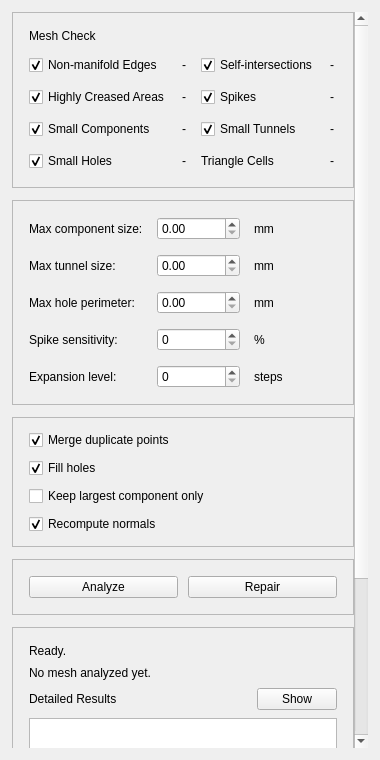
Above: meshsemantics/ui/mesh_doctor_panel.ui from dangis-lll/MeshSemantics before the change. Below: the same form after it.
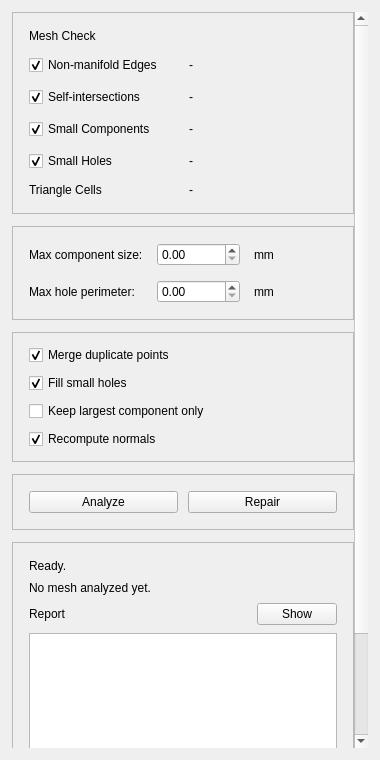
That is the form after the change.

```diff
--- a/meshsemantics/ui/mesh_doctor_panel.ui
+++ b/meshsemantics/ui/mesh_doctor_panel.ui
@@ -34,19 +34,13 @@
      <property name="widgetResizable">
       <bool>true</bool>
      </property>
-     <property name="horizontalScrollBarPolicy">
-      <enum>Qt::ScrollBarPolicy::ScrollBarAsNeeded</enum>
-     </property>
-     <property name="verticalScrollBarPolicy">
-      <enum>Qt::ScrollBarPolicy::ScrollBarAsNeeded</enum>
-     </property>
      <widget class="QWidget" name="content_widget">
       <property name="geometry">
        <rect>
         <x>0</x>
         <y>0</y>
         <width>356</width>
-        <height>900</height>
+        <height>760</height>
        </rect>
       </property>
       <layout class="QVBoxLayout" name="content_layout">
@@ -70,9 +64,6 @@
          <property name="frameShape">
           <enum>QFrame::Shape::StyledPanel</enum>
          </property>
-         <property name="frameShadow">
-          <enum>QFrame::Shadow::Raised</enum>
-         </property>
          <layout class="QGridLayout" name="checks_layout">
           <property name="leftMargin">
            <number>16</number>
@@ -92,7 +83,7 @@
           <property name="verticalSpacing">
            <number>12</number>
           </property>
-          <item row="0" column="0" colspan="4">
+          <item row="0" column="0" colspan="2">
            <widget class="QLabel" name="caption_label">
             <property name="text">
              <string>Mesh Check</string>
@@ -116,7 +107,7 @@
             </property>
            </widget>
           </item>
-          <item row="1" column="2">
+          <item row="2" column="0">
            <widget class="QCheckBox" name="self_intersection_checkbox">
             <property name="text">
              <string>Self-intersections</string>
@@ -126,47 +117,13 @@
             </property>
            </widget>
           </item>
-          <item row="1" column="3">
+          <item row="2" column="1">
            <widget class="QLabel" name="self_intersection_count_label">
             <property name="text">
              <string>-</string>
             </property>
            </widget>
           </item>
-          <item row="2" column="0">
-           <widget class="QCheckBox" name="highly_creased_checkbox">
-            <property name="text">
-             <string>Highly Creased Areas</string>
-            </property>
-            <property name="checked">
-             <bool>true</bool>
-            </property>
-           </widget>
-          </item>
-          <item row="2" column="1">
-           <widget class="QLabel" name="highly_creased_count_label">
-            <property name="text">
-             <string>-</string>
-            </property>
-           </widget>
-          </item>
-          <item row="2" column="2">
-           <widget class="QCheckBox" name="spike_checkbox">
-            <property name="text">
-             <string>Spikes</string>
-            </property>
-            <property name="checked">
-             <bool>true</bool>
-            </property>
-           </widget>
-          </item>
-          <item row="2" column="3">
-           <widget class="QLabel" name="spike_count_label">
-            <property name="text">
-             <string>-</string>
-            </property>
-           </widget>
-          </item>
           <item row="3" column="0">
            <widget class="QCheckBox" name="small_component_checkbox">
             <property name="text">
@@ -184,23 +141,6 @@
             </property>
            </widget>
           </item>
-          <item row="3" column="2">
-           <widget class="QCheckBox" name="small_tunnel_checkbox">
-            <property name="text">
-             <string>Small Tunnels</string>
-            </property>
-            <property name="checked">
-             <bool>true</bool>
-            </property>
-           </widget>
-          </item>
-          <item row="3" column="3">
-           <widget class="QLabel" name="small_tunnel_count_label">
-            <property name="text">
-             <string>-</string>
-            </property>
-           </widget>
-          </item>
           <item row="4" column="0">
            <widget class="QCheckBox" name="small_hole_checkbox">
             <property name="text">
@@ -218,14 +158,14 @@
             </property>
            </widget>
           </item>
-          <item row="4" column="2">
+          <item row="5" column="0">
            <widget class="QLabel" name="triangle_only_label">
             <property name="text">
              <string>Triangle Cells</string>
             </property>
            </widget>
           </item>
-          <item row="4" column="3">
+          <item row="5" column="1">
            <widget class="QLabel" name="triangle_count_label">
             <property name="text">
              <string>-</string>
@@ -240,9 +180,6 @@
          <property name="frameShape">
           <enum>QFrame::Shape::StyledPanel</enum>
          </property>
-         <property name="frameShadow">
-          <enum>QFrame::Shadow::Raised</enum>
-         </property>
          <layout class="QGridLayout" name="options_layout">
           <property name="leftMargin">
            <number>16</number>
@@ -280,73 +217,22 @@
            </widget>
           </item>
           <item row="1" column="0">
-           <widget class="QLabel" name="max_tunnel_size_label">
-            <property name="text">
-             <string>Max tunnel size:</string>
-            </property>
-           </widget>
-          </item>
-          <item row="1" column="1">
-           <widget class="QDoubleSpinBox" name="max_tunnel_size_spin"/>
-          </item>
-          <item row="1" column="2">
-           <widget class="QLabel" name="max_tunnel_size_unit_label">
-            <property name="text">
-             <string>mm</string>
-            </property>
-           </widget>
-          </item>
-          <item row="2" column="0">
            <widget class="QLabel" name="max_hole_perimeter_label">
             <property name="text">
              <string>Max hole perimeter:</string>
             </property>
            </widget>
           </item>
-          <item row="2" column="1">
+          <item row="1" column="1">
            <widget class="QDoubleSpinBox" name="max_hole_perimeter_spin"/>
           </item>
-          <item row="2" column="2">
+          <item row="1" column="2">
            <widget class="QLabel" name="max_hole_perimeter_unit_label">
             <property name="text">
              <string>mm</string>
             </property>
            </widget>
           </item>
-          <item row="3" column="0">
-           <widget class="QLabel" name="spike_sensitivity_label">
-            <property name="text">
-             <string>Spike sensitivity:</string>
-            </property>
-           </widget>
-          </item>
-          <item row="3" column="1">
-           <widget class="QSpinBox" name="spike_sensitivity_spin"/>
-          </item>
-          <item row="3" column="2">
-           <widget class="QLabel" name="spike_sensitivity_unit_label">
-            <property name="text">
-             <string>%</string>
-            </property>
-           </widget>
-          </item>
-          <item row="4" column="0">
-           <widget class="QLabel" name="expand_level_label">
-            <property name="text">
-             <string>Expansion level:</string>
-            </property>
-           </widget>
-          </item>
-          <item row="4" column="1">
-           <widget class="QSpinBox" name="expand_level_spin"/>
-          </item>
-          <item row="4" column="2">
-           <widget class="QLabel" name="expand_level_unit_label">
-            <property name="text">
-             <string>steps</string>
-            </property>
-           </widget>
-          </item>
          </layout>
         </widget>
        </item>
@@ -355,9 +241,6 @@
          <property name="frameShape">
           <enum>QFrame::Shape::StyledPanel</enum>
          </property>
-         <property name="frameShadow">
-          <enum>QFrame::Shadow::Raised</enum>
-         </property>
          <layout class="QVBoxLayout" name="repair_layout">
           <property name="spacing">
            <number>8</number>
@@ -382,12 +265,12 @@
             <property name="checked">
              <bool>true</bool>
             </property>
-           </widget>
+          </widget>
           </item>
           <item>
            <widget class="QCheckBox" name="fill_holes_checkbox">
             <property name="text">
-             <string>Fill holes</string>
+             <string>Fill small holes</string>
             </property>
             <property name="checked">
              <bool>true</bool>
@@ -419,9 +302,6 @@
          <property name="frameShape">
           <enum>QFrame::Shape::StyledPanel</enum>
          </property>
-         <property name="frameShadow">
-          <enum>QFrame::Shadow::Raised</enum>
-         </property>
          <layout class="QHBoxLayout" name="actions_layout">
           <property name="spacing">
            <number>10</number>
@@ -460,9 +340,6 @@
          <property name="frameShape">
           <enum>QFrame::Shape::StyledPanel</enum>
          </property>
-         <property name="frameShadow">
-          <enum>QFrame::Shadow::Raised</enum>
-         </property>
          <layout class="QVBoxLayout" name="report_layout">
           <property name="spacing">
            <number>8</number>
@@ -501,7 +378,7 @@
             <item>
              <widget class="QLabel" name="report_caption">
               <property name="text">
-               <string>Detailed Results</string>
+               <string>Report</string>
               </property>
              </widget>
             </item>
```
